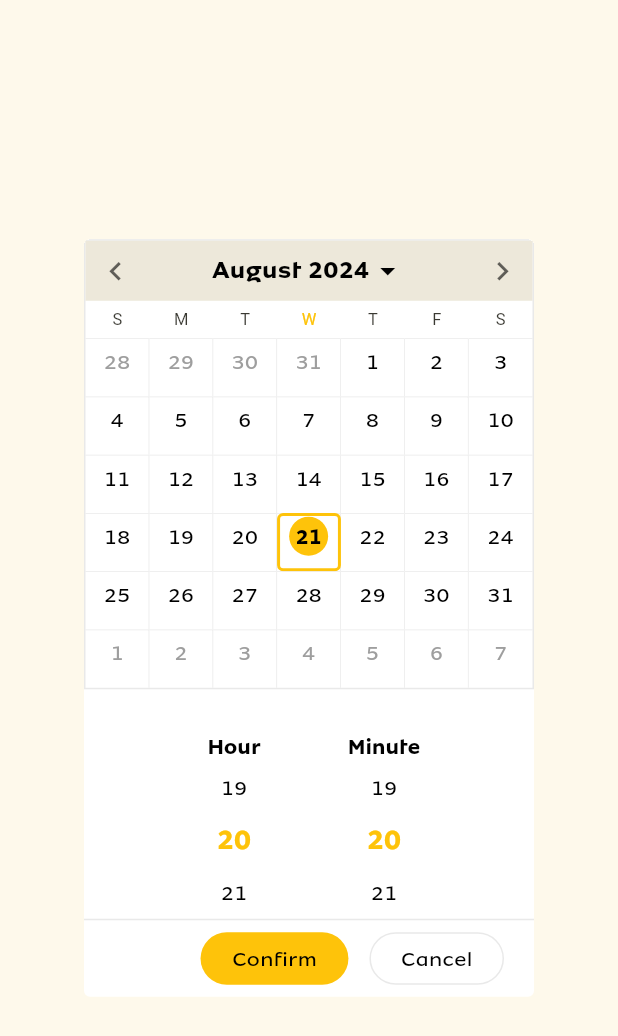
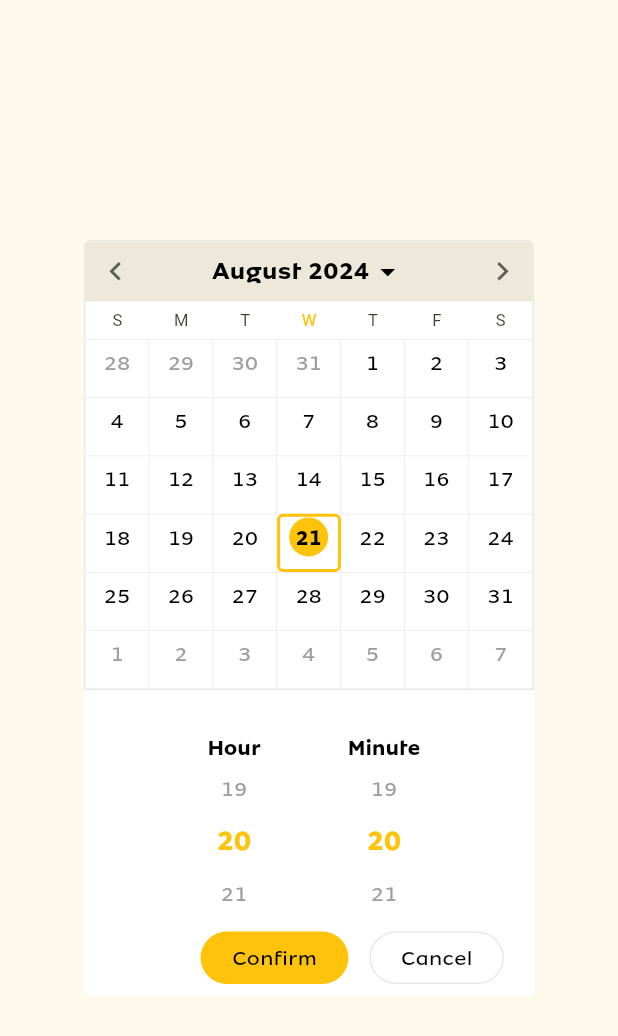
Before and after one commit to skysixdee/mtn_ghana_wp, a Flutter app: the TimeDatePicker widget shown alone on an empty page, opened directly, on a phone screen of 412 x 824 dp. Shown: the top 1036 px of the screen. Run offline on Flutter 3.47's test engine with Material 3 defaults, Android fonts, the light colour scheme and no system bars; drawn by our look-alikes of numberpicker, syncfusion_flutter_calendar; our stand-ins replace cached_network_image, get, go_router, popover, responsive_builder, shared_preferences and 2 more; missing offline and left inert: carousel_slider_plus; accounts and stored records are empty; network calls fail; Roboto replaces fonts that are missing (semiBold).

Commit message:
new change

```diff
--- a/lib/files/reusable_widgets/time_date_picker.dart
+++ b/lib/files/reusable_widgets/time_date_picker.dart
@@ -19,7 +19,7 @@ class TimeDatePicker extends StatelessWidget {
         child: ResponsiveBuilder(
           builder: (context, si) {
             return Container(
-              width: si.isMobile ? 300 : null,
+              //width: si.isMobile ? 300 : null,
               clipBehavior: Clip.hardEdge,
               decoration: BoxDecoration(
                 borderRadius: BorderRadius.circular(4),
@@ -31,7 +31,7 @@ class TimeDatePicker extends StatelessWidget {
                 crossAxisAlignment: CrossAxisAlignment.end,
                 children: [
                   dateAndTimeContainer(si),
-                  customDivider(si),
+                  //  customDivider(si),
                   _bottomButtons(context)
                 ],
               ),
@@ -105,7 +105,7 @@ class TimeDatePicker extends StatelessWidget {
             mainAxisSize: MainAxisSize.min,
             children: [
               Flexible(child: SizedBox(child: _calender())),
-              SizedBox(width: 220, child: _timePicker()),
+              _timePicker(),
             ],
           );
   }
@@ -196,7 +196,7 @@ class TimeDatePicker extends StatelessWidget {
 
   Widget customNumberPicker(int value, Function(int) onSelected, int max) {
     return NumberPicker(
-        textStyle: TextStyle(fontFamily: FontName.regular.name, color: black),
+        textStyle: TextStyle(fontFamily: FontName.regular.name, color: grey),
         selectedTextStyle: TextStyle(
             fontFamily: FontName.bold.name, color: yellow, fontSize: 18),
         itemHeight: 35,
```
